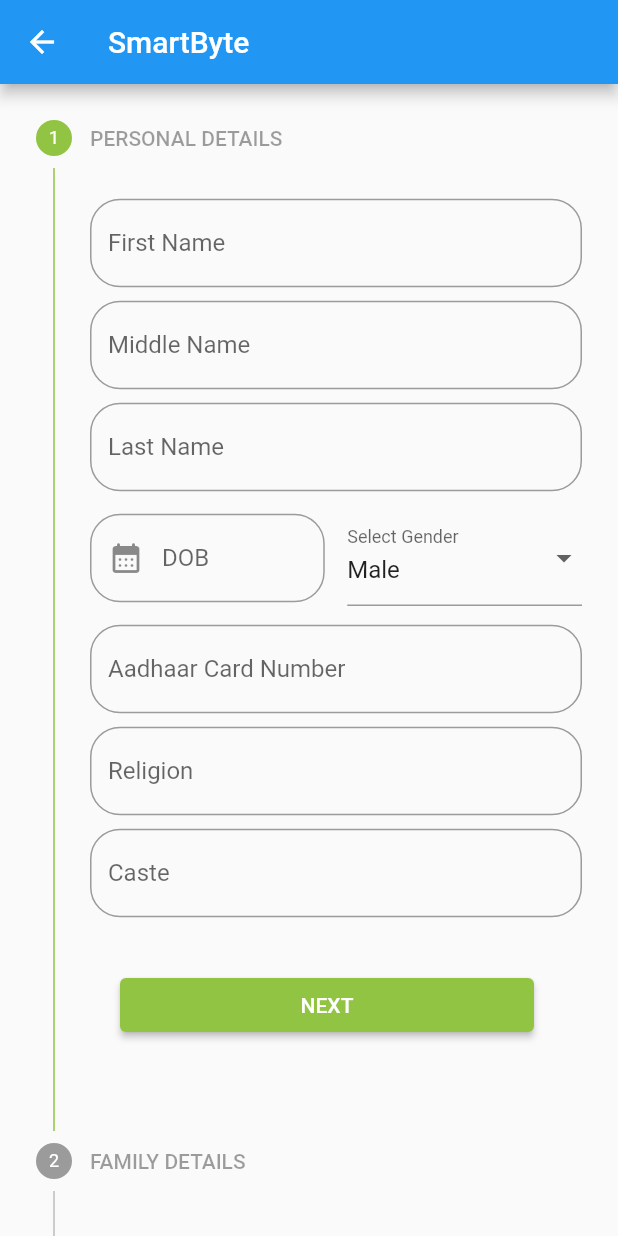
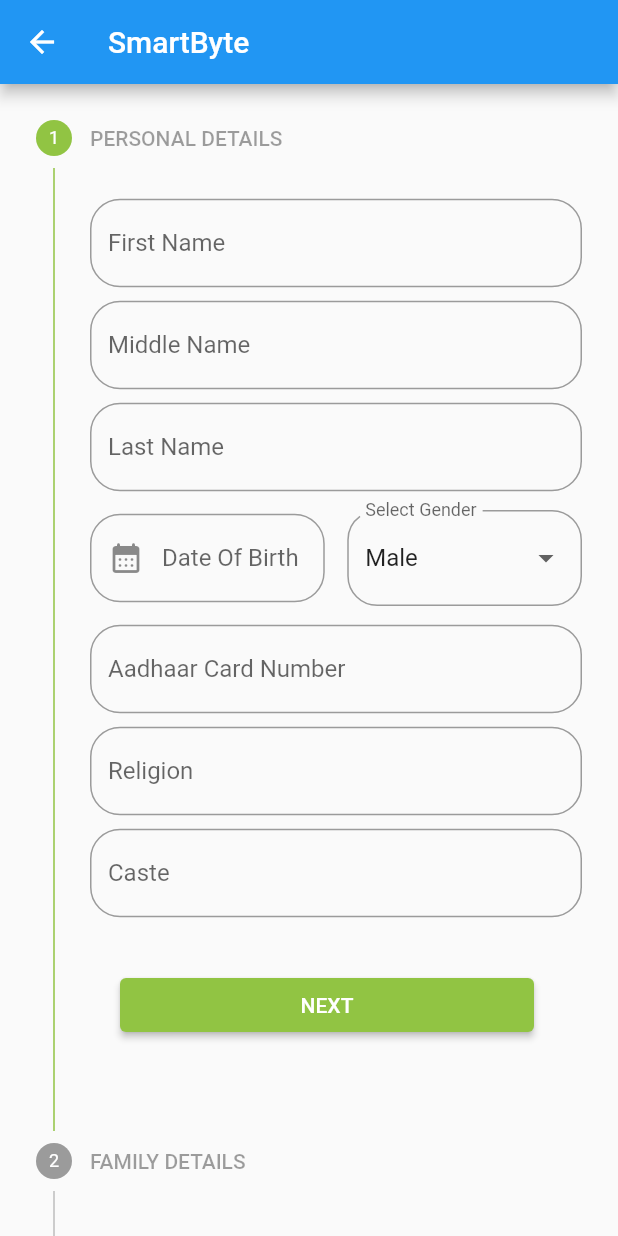
Before and after one commit to Sai-23/cms, a Flutter app: the addStudent screen opened by its route, on a phone screen of 412 x 824 dp. Run offline on Flutter 3.47's test engine with Material 2 defaults, Android fonts, the phone set to English and light mode, and no system bars; our stand-ins replace email_validator, google_fonts, quickalert; missing offline and left inert: mongo_dart.

```diff
--- a/lib/pages/Student/Add/add_Student.dart
+++ b/lib/pages/Student/Add/add_Student.dart
@@ -250,7 +250,7 @@ class _addStudentState extends State<addStudent> {
                     decoration: InputDecoration(
                         border: roundBorder(),
                         prefixIcon: const Icon(Icons.calendar_month_rounded),
-                        labelText: "DOB"),
+                        labelText: "Date Of Birth"),
                     onTap: () async {
                       DateTime? pickedDate = await showDatePicker(
                           context: context,
@@ -271,7 +271,8 @@ class _addStudentState extends State<addStudent> {
                   Expanded(
                       child: DropdownButtonFormField(
                         validator: emptyFieldValidator,
-                        decoration: const InputDecoration(
+                        decoration:  InputDecoration(
+                          border: roundBorder(),
                           labelText: 'Select Gender'
                         ),
                     value: dropdownValue,
```
